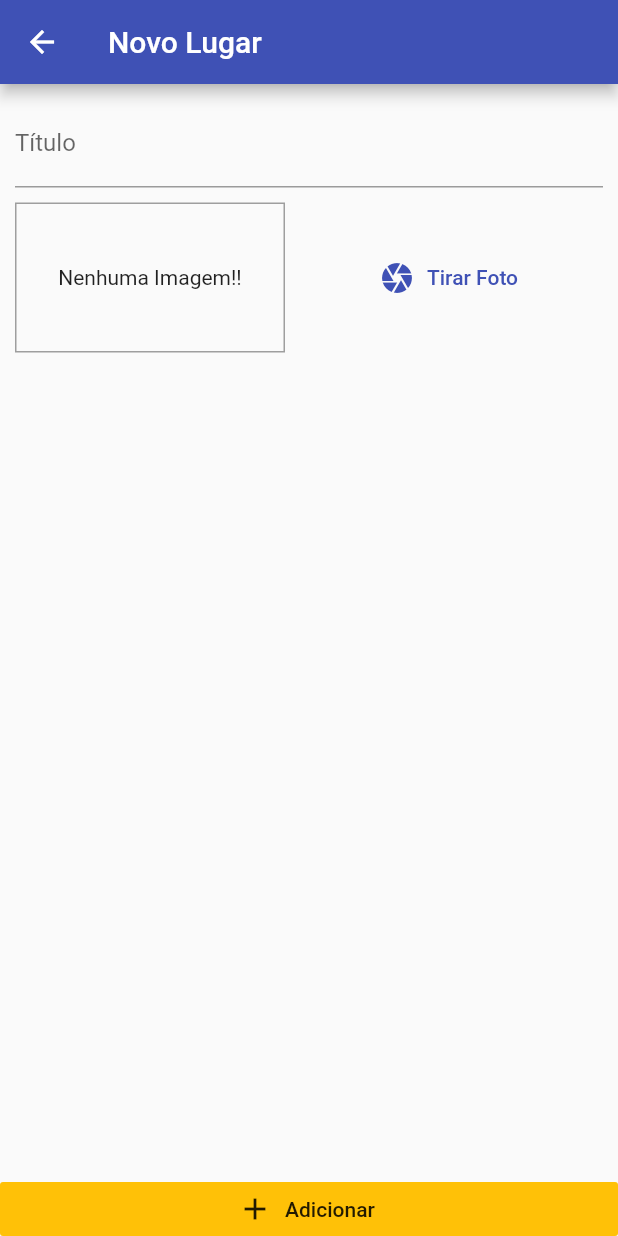
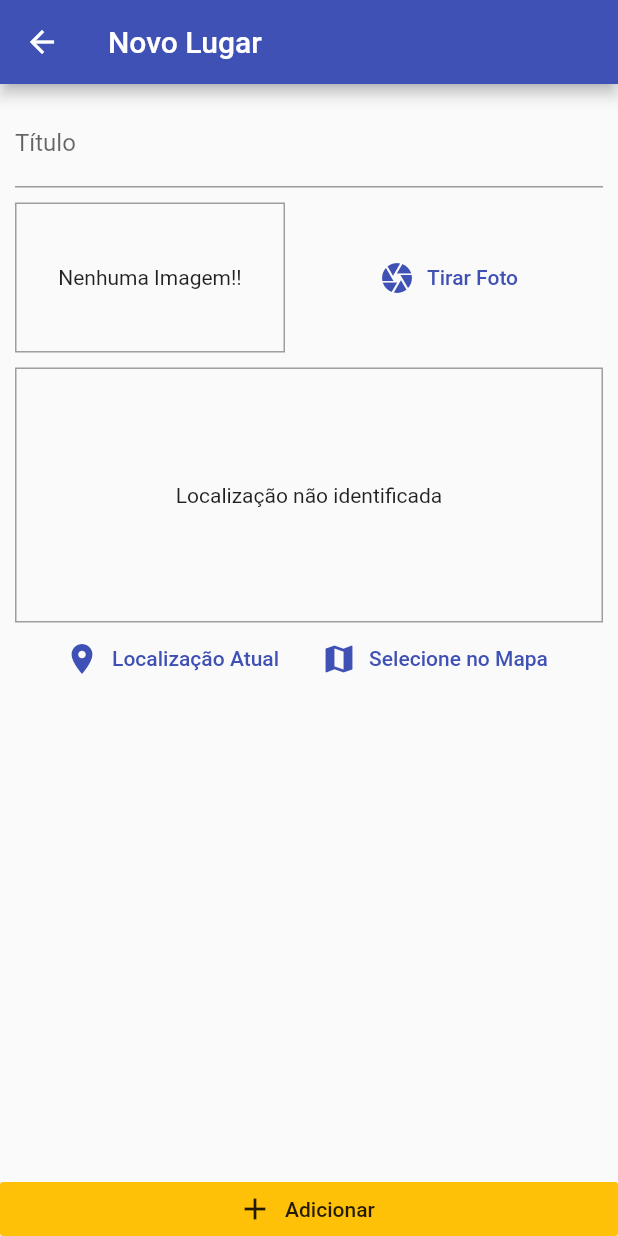
Before and after one commit to AlexBrazil/great_places, a Flutter app: the PlaceFormScreen screen opened by its route, on a phone screen of 412 x 824 dp. Run offline on Flutter 3.47's test engine with Material 2 defaults, Android fonts, the phone set to English and light mode, and no system bars; our stand-ins replace image_picker, location, sqflite; accounts and stored records are empty.

```diff
--- a/Great_Places/lib/Screens/place_form_screen.dart
+++ b/Great_Places/lib/Screens/place_form_screen.dart
@@ -1,6 +1,7 @@
 import 'dart:io';
 
 import 'package:Great_Places/providers/great_places.dart';
+import 'package:Great_Places/utils/location_input.dart';
 import 'package:Great_Places/widgets/image_input.dart';
 import 'package:flutter/material.dart';
 import 'package:provider/provider.dart';
@@ -58,6 +59,8 @@ class _PlaceFormScreenState extends State<PlaceFormScreen> {
                     ),
                     SizedBox(height: 10),
                     ImageInput(this._selectImage),
+                    SizedBox(height: 10),
+                    LocationInput(),
                   ],
                 ),
               ),
--- /dev/null
+++ b/Great_Places/lib/utils/location_input.dart
@@ -0,0 +1,60 @@
+import 'package:flutter/material.dart';
+import 'package:location/location.dart';
+
+class LocationInput extends StatefulWidget {
+  @override
+  _LocationInputState createState() => _LocationInputState();
+}
+
+class _LocationInputState extends State<LocationInput> {
+  // Quem vai fornecer a _previewImageUrl é a API do Google
+  String _previewImageUrl;
+  Future<void> _getCurrentUserLocation() async {
+    final locData = await Location().getLocation();
+    print(locData.latitude);
+    print(locData.longitude);
+  }
+
+  @override
+  Widget build(BuildContext context) {
+    return Column(
+      children: [
+        Container(
+          height: 170,
+          width: double.infinity,
+          alignment: Alignment.center,
+          decoration: BoxDecoration(
+            border: Border.all(
+              width: 1,
+              color: Colors.grey,
+            ),
+          ),
+          child: _previewImageUrl == null
+              ? Text('Localização não identificada')
+              : Image.network(
+                  _previewImageUrl,
+                  fit: BoxFit.cover,
+                  width: double.infinity,
+                ),
+        ),
+        Row(
+          mainAxisAlignment: MainAxisAlignment.center,
+          children: [
+            FlatButton.icon(
+              onPressed: _getCurrentUserLocation,
+              icon: Icon(Icons.location_on),
+              label: Text("Localização Atual"),
+              textColor: Theme.of(context).primaryColor,
+            ),
+            FlatButton.icon(
+              onPressed: () {},
+              icon: Icon(Icons.map),
+              label: Text("Selecione no Mapa"),
+              textColor: Theme.of(context).primaryColor,
+            )
+          ],
+        )
+      ],
+    );
+  }
+}
```
Also changed, not shown: 1 other file.
